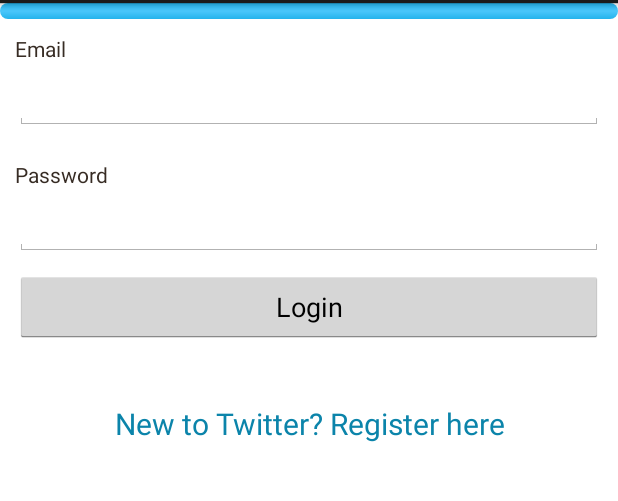
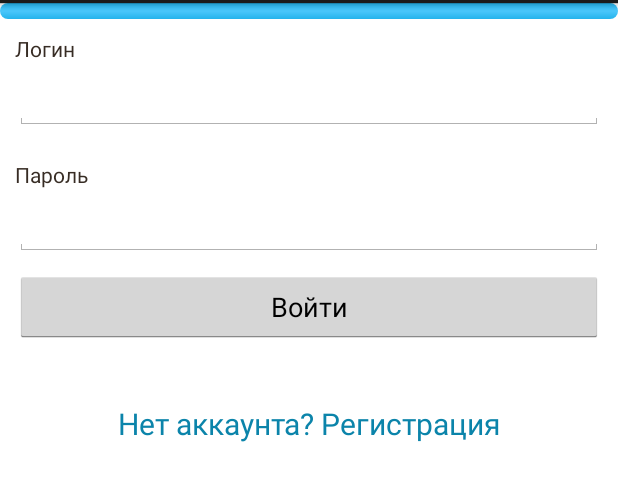
Before and after one commit to StasEvseev/mobileclienthomeproj, an Android app: the screen it shows after launch (LoginActivity), on a phone screen of 412 x 824 dp, the part 69-570 px from its top. Run offline under Robolectric (Android 15) with nearby library versions, the phone set to English and light mode, and no system bars.

Commit message:
Rename field label and init helper class.

```diff
--- a/app/src/main/res/layout/activity_login.xml
+++ b/app/src/main/res/layout/activity_login.xml
@@ -37,7 +37,7 @@
             <TextView android:layout_width="fill_parent"
                 android:layout_height="wrap_content"
                 android:textColor="#372c24"
-                android:text="Email"/>
+                android:text="Логин"/>
             <EditText android:layout_width="fill_parent"
                 android:layout_height="wrap_content"
                 android:layout_marginTop="5dip"
@@ -47,7 +47,7 @@
             <TextView android:layout_width="fill_parent"
                 android:layout_height="wrap_content"
                 android:textColor="#372c24"
-                android:text="Password"/>
+                android:text="Пароль"/>
             <EditText android:layout_width="fill_parent"
                 android:layout_height="wrap_content"
                 android:layout_marginTop="5dip"
@@ -58,14 +58,14 @@
                 android:layout_width="fill_parent"
                 android:layout_height="wrap_content"
                 android:layout_marginTop="10dip"
-                android:text="Login"/>
+                android:text="Войти"/>
             <!-- Link to Registration Screen -->
             <TextView android:id="@+id/link_to_register"
                 android:layout_width="fill_parent"
                 android:layout_height="wrap_content"
                 android:layout_marginTop="40dip"
                 android:layout_marginBottom="40dip"
-                android:text="New to Twitter? Register here"
+                android:text="Нет аккаунта? Регистрация"
                 android:gravity="center"
                 android:textSize="20dip"
                 android:textColor="#0b84aa"/>
--- a/app/src/main/res/layout/activity_register.xml
+++ b/app/src/main/res/layout/activity_register.xml
@@ -85,7 +85,7 @@
                 android:layout_height="wrap_content"
                 android:layout_marginTop="40dip"
                 android:layout_marginBottom="40dip"
-                android:text="Already has account! Login here"
+                android:text="Уже имею аккаунт! Войти"
                 android:gravity="center"
                 android:textSize="20dip"
                 android:textColor="#025f7c"/>
```
Also changed, not shown: app/src/main/java/com/example/stas/homeproj/library/JSONParser.java (added, +81 -0 lines).
